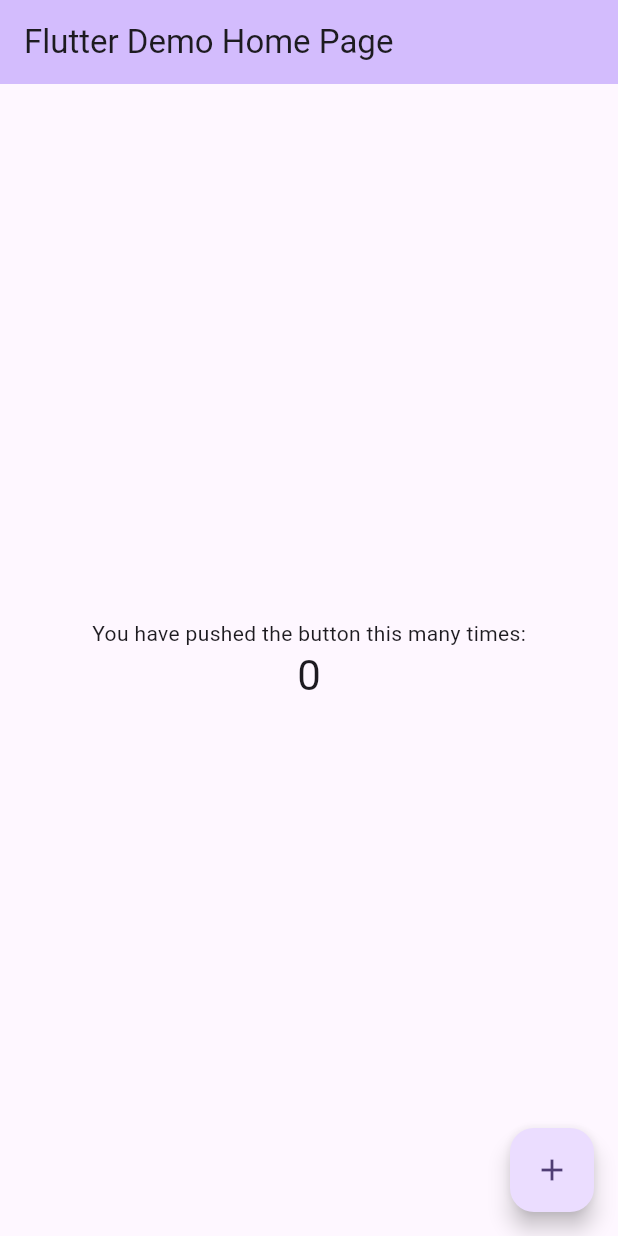
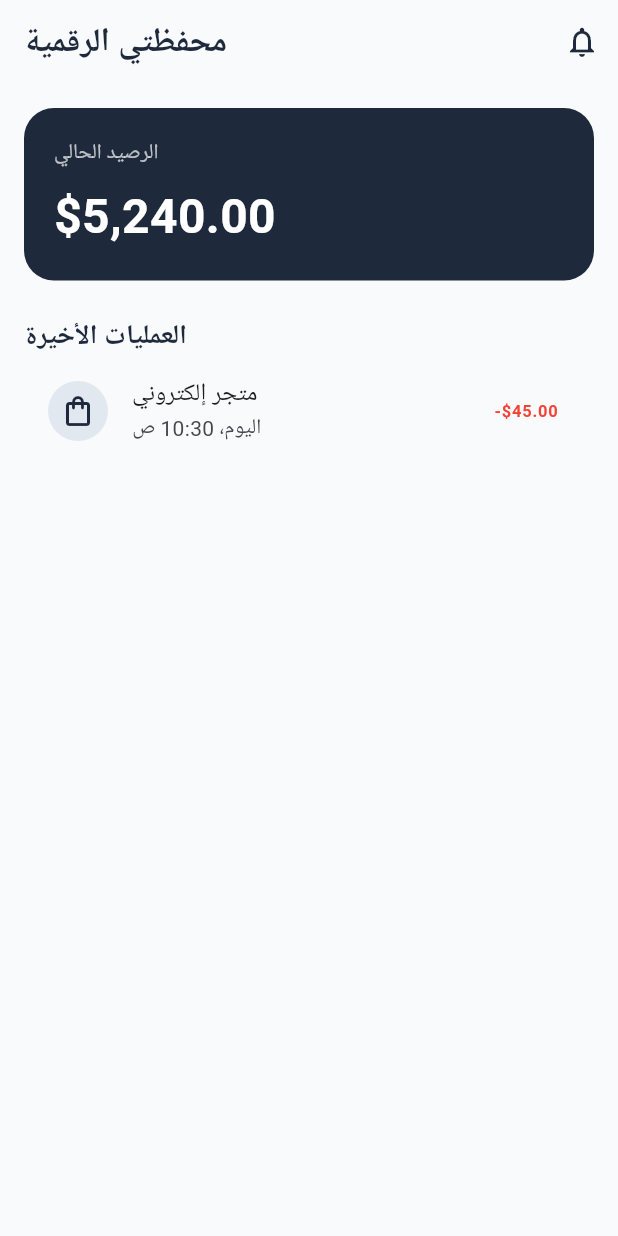
Before and after one commit to sabooha216/my_digital_wallet, a Flutter app: the screen it shows after launch, on a phone screen of 412 x 824 dp. Run offline on Flutter 3.47's test engine with Material 3 defaults, Android fonts, the phone set to English and light mode, and no system bars.

Commit message:
Add HomeScreen and AppColors setup

```diff
--- /dev/null
+++ b/lib/constants/colors.dart
@@ -0,0 +1,8 @@
+import 'package:flutter/material.dart';
+
+class AppColors {
+  static const Color primary = Color(0xFF1E293B);
+  static const Color accent = Color(0xFF10B981);
+  static const Color background = Color(0xFFF8FAFC);
+  static const Color cardBg = Colors.white;
+}
--- a/lib/main.dart
+++ b/lib/main.dart
@@ -1,125 +1,22 @@
 import 'package:flutter/material.dart';
+import 'screens/home_screen.dart';
 
 void main() {
-  runApp(const MyApp());
+  runApp(const MyDigitalWalletApp());
 }
 
-class MyApp extends StatelessWidget {
-  const MyApp({super.key});
+class MyDigitalWalletApp extends StatelessWidget {
+  const MyDigitalWalletApp({super.key});
 
-  // This widget is the root of your application.
   @override
   Widget build(BuildContext context) {
     return MaterialApp(
-      title: 'Flutter Demo',
+      debugShowCheckedModeBanner: false,
+      title: 'Digital Wallet',
       theme: ThemeData(
-        // This is the theme of your application.
-        //
-        // TRY THIS: Try running your application with "flutter run". You'll see
-        // the application has a purple toolbar. Then, without quitting the app,
-        // try changing the seedColor in the colorScheme below to Colors.green
-        // and then invoke "hot reload" (save your changes or press the "hot
-        // reload" button in a Flutter-supported IDE, or press "r" if you used
-        // the command line to start the app).
-        //
-        // Notice that the counter didn't reset back to zero; the application
-        // state is not lost during the reload. To reset the state, use hot
-        // restart instead.
-        //
-        // This works for code too, not just values: Most code changes can be
-        // tested with just a hot reload.
-        colorScheme: ColorScheme.fromSeed(seedColor: Colors.deepPurple),
-        useMaterial3: true,
+        fontFamily: 'Roboto',
       ),
-      home: const MyHomePage(title: 'Flutter Demo Home Page'),
+      home: const HomeScreen(),
     );
   }
 }
-
-class MyHomePage extends StatefulWidget {
-  const MyHomePage({super.key, required this.title});
-
-  // This widget is the home page of your application. It is stateful, meaning
-  // that it has a State object (defined below) that contains fields that affect
-  // how it looks.
-
-  // This class is the configuration for the state. It holds the values (in this
-  // case the title) provided by the parent (in this case the App widget) and
-  // used by the build method of the State. Fields in a Widget subclass are
-  // always marked "final".
-
-  final String title;
-
-  @override
-  State<MyHomePage> createState() => _MyHomePageState();
-}
-
-class _MyHomePageState extends State<MyHomePage> {
-  int _counter = 0;
-
-  void _incrementCounter() {
-    setState(() {
-      // This call to setState tells the Flutter framework that something has
-      // changed in this State, which causes it to rerun the build method below
-      // so that the display can reflect the updated values. If we changed
-      // _counter without calling setState(), then the build method would not be
-      // called again, and so nothing would appear to happen.
-      _counter++;
-    });
-  }
-
-  @override
-  Widget build(BuildContext context) {
-    // This method is rerun every time setState is called, for instance as done
-    // by the _incrementCounter method above.
-    //
-    // The Flutter framework has been optimized to make rerunning build methods
-    // fast, so that you can just rebuild anything that needs updating rather
-    // than having to individually change instances of widgets.
-    return Scaffold(
-      appBar: AppBar(
-        // TRY THIS: Try changing the color here to a specific color (to
-        // Colors.amber, perhaps?) and trigger a hot reload to see the AppBar
-        // change color while the other colors stay the same.
-        backgroundColor: Theme.of(context).colorScheme.inversePrimary,
-        // Here we take the value from the MyHomePage object that was created by
-        // the App.build method, and use it to set our appbar title.
-        title: Text(widget.title),
-      ),
-      body: Center(
-        // Center is a layout widget. It takes a single child and positions it
-        // in the middle of the parent.
-        child: Column(
-          // Column is also a layout widget. It takes a list of children and
-          // arranges them vertically. By default, it sizes itself to fit its
-          // children horizontally, and tries to be as tall as its parent.
-          //
-          // Column has various properties to control how it sizes itself and
-          // how it positions its children. Here we use mainAxisAlignment to
-          // center the children vertically; the main axis here is the vertical
-          // axis because Columns are vertical (the cross axis would be
-          // horizontal).
-          //
-          // TRY THIS: Invoke "debug painting" (choose the "Toggle Debug Paint"
-          // action in the IDE, or press "p" in the console), to see the
-          // wireframe for each widget.
-          mainAxisAlignment: MainAxisAlignment.center,
-          children: <Widget>[
-            const Text(
-              'You have pushed the button this many times:',
-            ),
-            Text(
-              '$_counter',
-              style: Theme.of(context).textTheme.headlineMedium,
-            ),
-          ],
-        ),
-      ),
-      floatingActionButton: FloatingActionButton(
-        onPressed: _incrementCounter,
-        tooltip: 'Increment',
-        child: const Icon(Icons.add),
-      ), // This trailing comma makes auto-formatting nicer for build methods.
-    );
-  }
-}
--- /dev/null
+++ b/lib/screens/home_screen.dart
@@ -0,0 +1,82 @@
+import 'package:flutter/material.dart';
+import '../constants/colors.dart';
+
+class HomeScreen extends StatelessWidget {
+  const HomeScreen({super.key});
+
+  @override
+  Widget build(BuildContext context) {
+    return Scaffold(
+      backgroundColor: AppColors.background,
+      appBar: AppBar(
+        backgroundColor: Colors.transparent,
+        elevation: 0,
+        title: const Text(
+          'محفظتي الرقمية',
+          style: TextStyle(color: AppColors.primary, fontWeight: FontWeight.bold),
+        ),
+        actions: [
+          IconButton(
+            icon: const Icon(Icons.notifications_outlined, color: AppColors.primary),
+            onPressed: () {},
+          )
+        ],
+      ),
+      body: SingleChildScrollView(
+        padding: const EdgeInsets.all(16.0),
+        child: Column(
+          crossAxisAlignment: CrossAxisAlignment.start,
+          children: [
+            Container(
+              width: double.infinity,
+              padding: const EdgeInsets.all(20),
+              decoration: BoxDecoration(
+                color: AppColors.primary,
+                borderRadius: BorderRadius.circular(20),
+              ),
+              child: Column(
+                crossAxisAlignment: CrossAxisAlignment.start,
+                children: const [
+                  Text(
+                    'الرصيد الحالي',
+                    style: TextStyle(color: Colors.white70, fontSize: 14),
+                  ),
+                  SizedBox(height: 8),
+                  Text(
+                    '\$5,240.00',
+                    style: TextStyle(
+                      color: Colors.white,
+                      fontSize: 32,
+                      fontWeight: FontWeight.bold,
+                    ),
+                  ),
+                ],
+              ),
+            ),
+            const SizedBox(height: 24),
+            const Text(
+              'العمليات الأخيرة',
+              style: TextStyle(
+                fontSize: 18,
+                fontWeight: FontWeight.bold,
+                color: AppColors.primary,
+              ),
+            ),
+            ListTile(
+              leading: const CircleAvatar(
+                backgroundColor: Color(0xFFE2E8F0),
+                child: Icon(Icons.shopping_bag_outlined, color: AppColors.primary),
+              ),
+              title: const Text('متجر إلكتروني'),
+              subtitle: const Text('اليوم، 10:30 ص'),
+              trailing: const Text(
+                '-\$45.00',
+                style: TextStyle(color: Colors.red, fontWeight: FontWeight.bold),
+              ),
+            ),
+          ],
+        ),
+      ),
+    );
+  }
+}
```
